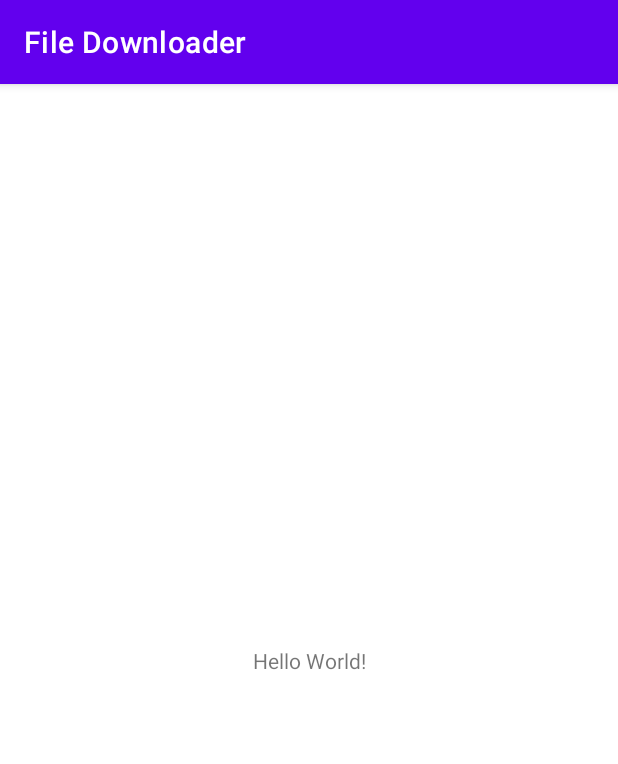
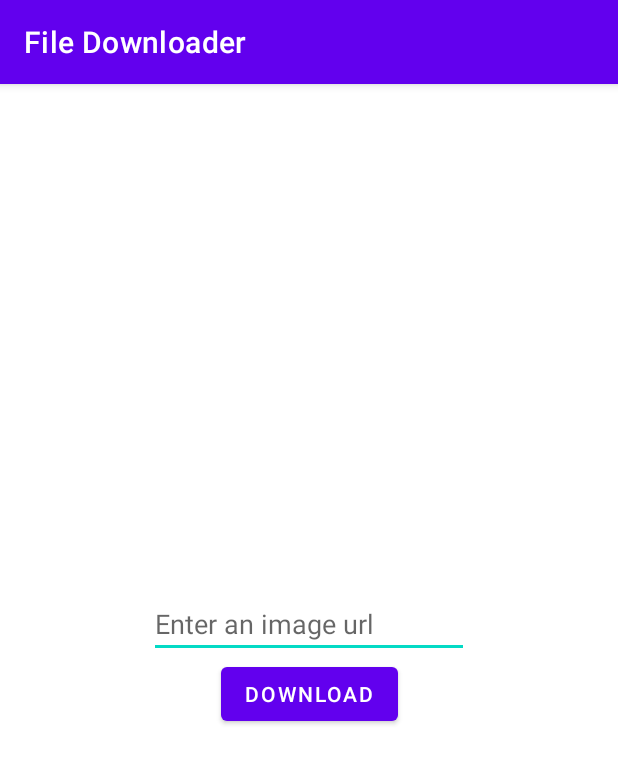
Before and after one commit to gferiancek/FileDownloader, an Android app: the screen it shows after launch (MainActivity), on a phone screen of 412 x 824 dp. Shown: the top 764 px of the screen. Run offline under Robolectric (Android 15) with nearby library versions, the phone set to English and light mode, and no system bars; our stand-ins replace data binding.

Commit message:
feat: Add DownloadManager Support
Currently using hardcoded string, makes a request to DownloadManager to download the file at the specified URL.  DownloadProgress.kt (should rename and add onReceive log to the class) accurately displays the download progress and allows us to display it to the screen.  This will help us when we add the custom button to change the animation based on download progress.

```diff
--- a/app/src/main/AndroidManifest.xml
+++ b/app/src/main/AndroidManifest.xml
@@ -2,7 +2,11 @@
 <manifest xmlns:android="http://schemas.android.com/apk/res/android"
     package="com.example.filedownloader">
 
+    <uses-permission android:name="android.permission.INTERNET" />
+    <uses-permission android:name="android.permission.WRITE_EXTERNAL_STORAGE" />
+
     <application
+        android:requestLegacyExternalStorage="true"
         android:allowBackup="true"
         android:icon="@mipmap/ic_launcher"
         android:label="@string/app_name"
--- /dev/null
+++ b/app/src/main/java/com/example/filedownloader/ui/DownloadFragment.kt
@@ -0,0 +1,43 @@
+package com.example.filedownloader.ui
+
+import android.os.Bundle
+import androidx.fragment.app.Fragment
+import android.view.LayoutInflater
+import android.view.View
+import android.view.ViewGroup
+import android.widget.Toast
+import androidx.databinding.DataBindingUtil
+import androidx.fragment.app.activityViewModels
+import com.example.filedownloader.R
+import com.example.filedownloader.databinding.FragmentDownloadBinding
+import com.example.filedownloader.viewmodel.DownloadViewModel
+
+class DownloadFragment : Fragment() {
+
+    private lateinit var binding: FragmentDownloadBinding
+    private val viewModel by activityViewModels<DownloadViewModel>()
+
+    override fun onCreateView(
+        inflater: LayoutInflater, container: ViewGroup?,
+        savedInstanceState: Bundle?
+    ): View {
+        binding = DataBindingUtil.inflate(
+            inflater,
+            R.layout.fragment_download,
+            container,
+            false
+        )
+        binding.lifecycleOwner = this
+        binding.viewModel = viewModel
+
+        viewModel.eventReceived.observe(viewLifecycleOwner) { string ->
+            if (string.isNotBlank()) {
+                Toast.makeText(requireContext(), string, Toast.LENGTH_SHORT).show()
+                viewModel.onReceivedCompleted()
+            }
+        }
+
+        // Inflate the layout for this fragment
+        return binding.root
+    }
+}
--- a/app/src/main/res/layout/activity_main.xml
+++ b/app/src/main/res/layout/activity_main.xml
@@ -1,18 +1,11 @@
 <?xml version="1.0" encoding="utf-8"?>
-<androidx.constraintlayout.widget.ConstraintLayout xmlns:android="http://schemas.android.com/apk/res/android"
+<androidx.fragment.app.FragmentContainerView xmlns:android="http://schemas.android.com/apk/res/android"
     xmlns:app="http://schemas.android.com/apk/res-auto"
     xmlns:tools="http://schemas.android.com/tools"
+    android:id="@+id/nav_host_fragment"
+    android:name="androidx.navigation.fragment.NavHostFragment"
     android:layout_width="match_parent"
     android:layout_height="match_parent"
-    tools:context=".MainActivity">
-
-    <TextView
-        android:layout_width="wrap_content"
-        android:layout_height="wrap_content"
-        android:text="Hello World!"
-        app:layout_constraintBottom_toBottomOf="parent"
-        app:layout_constraintLeft_toLeftOf="parent"
-        app:layout_constraintRight_toRightOf="parent"
-        app:layout_constraintTop_toTopOf="parent" />
-
-</androidx.constraintlayout.widget.ConstraintLayout>
+    tools:context=".MainActivity"
+    app:defaultNavHost="true"
+    app:navGraph="@navigation/nav_graph"/>
--- /dev/null
+++ b/app/src/main/res/layout/fragment_download.xml
@@ -0,0 +1,52 @@
+<?xml version="1.0" encoding="utf-8"?>
+<layout xmlns:android="http://schemas.android.com/apk/res/android"
+    xmlns:tools="http://schemas.android.com/tools"
+    xmlns:app="http://schemas.android.com/apk/res-auto">
+
+    <data>
+        <variable
+            name="viewModel"
+            type="com.example.filedownloader.viewmodel.DownloadViewModel" />
+
+    </data>
+
+    <androidx.constraintlayout.widget.ConstraintLayout
+        android:layout_width="match_parent"
+        android:layout_height="match_parent">
+
+        <Button
+            android:id="@+id/button"
+            android:layout_width="wrap_content"
+            android:layout_height="wrap_content"
+            android:onClick="@{() -> viewModel.downloadData()}"
+            android:text="Download"
+            app:layout_constraintBottom_toBottomOf="parent"
+            app:layout_constraintEnd_toEndOf="parent"
+            app:layout_constraintStart_toStartOf="parent"
+            app:layout_constraintTop_toBottomOf="@+id/editTextTextPersonName" />
+
+        <EditText
+            android:id="@+id/editTextTextPersonName"
+            android:layout_width="wrap_content"
+            android:layout_height="wrap_content"
+            android:ems="10"
+            android:text=""
+            android:hint="Enter an image url"
+            android:inputType="textPersonName"
+            app:layout_constraintBottom_toTopOf="@+id/button"
+            app:layout_constraintEnd_toEndOf="parent"
+            app:layout_constraintStart_toStartOf="parent"
+            app:layout_constraintTop_toTopOf="parent"
+            app:layout_constraintVertical_chainStyle="packed" />
+
+        <TextView
+            android:id="@+id/textView"
+            android:layout_width="wrap_content"
+            android:layout_height="wrap_content"
+            android:layout_marginTop="32dp"
+            android:text="@{viewModel.progress}"
+            app:layout_constraintEnd_toEndOf="@+id/editTextTextPersonName"
+            app:layout_constraintStart_toStartOf="@+id/editTextTextPersonName"
+            app:layout_constraintTop_toBottomOf="@+id/button" />
+    </androidx.constraintlayout.widget.ConstraintLayout>
+</layout>
--- /dev/null
+++ b/app/src/main/res/navigation/nav_graph.xml
@@ -0,0 +1,15 @@
+<?xml version="1.0" encoding="utf-8"?>
+<navigation xmlns:android="http://schemas.android.com/apk/res/android"
+    xmlns:app="http://schemas.android.com/apk/res-auto"
+    android:id="@+id/nav_graph"
+    app:startDestination="@id/downloadFragment">
+
+    <fragment
+        android:id="@+id/downloadFragment"
+        android:name="com.example.filedownloader.ui.DownloadFragment"
+        android:label="DownloadFragment" />
+    <fragment
+        android:id="@+id/detailFragment"
+        android:name="com.example.filedownloader.ui.DetailFragment"
+        android:label="DetailFragment" />
+</navigation>
--- a/app/src/main/res/values/strings.xml
+++ b/app/src/main/res/values/strings.xml
@@ -1,3 +1,5 @@
 <resources>
     <string name="app_name">File Downloader</string>
+    <!-- TODO: Remove or change this placeholder text -->
+    <string name="hello_blank_fragment">Hello blank fragment</string>
 </resources>
```
Also changed, not shown: app/build.gradle (+19 -1 lines), app/src/main/java/com/example/filedownloader/ui/DetailFragment.kt (added, +17 -0 lines), app/src/main/java/com/example/filedownloader/utils/DownloadProgress.kt (added, +30 -0 lines), app/src/main/java/com/example/filedownloader/viewmodel/DownloadViewModel.kt (added, +95 -0 lines), app/src/main/res/layout/fragment_detail.xml (added, +21 -0 lines).
